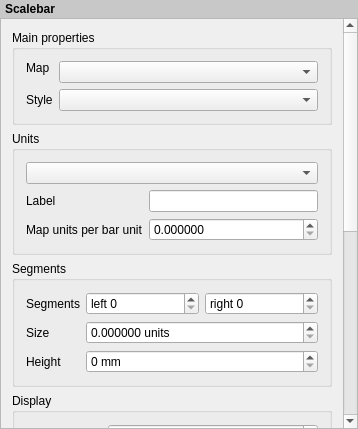
This is src/ui/qgscomposerscalebarwidgetbase.ui in carsmie/QGIS as Qt 5 draws it before an edit. The edited form follows.
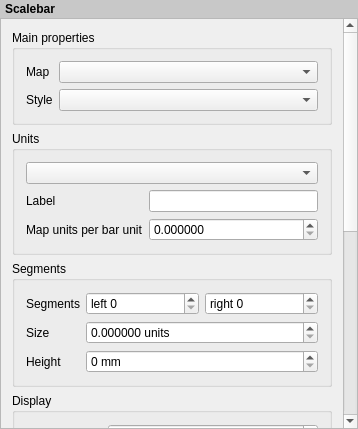
This is the edited form. Custom widgets are drawn as their Qt base class.

Commit message: [composer] Item widget layout tweaks for windows

Patch:
```diff
--- a/src/ui/qgscomposerscalebarwidgetbase.ui
+++ b/src/ui/qgscomposerscalebarwidgetbase.ui
@@ -51,9 +51,9 @@
       <property name="geometry">
        <rect>
         <x>0</x>
-        <y>-461</y>
-        <width>340</width>
-        <height>867</height>
+        <y>-124</y>
+        <width>369</width>
+        <height>817</height>
        </rect>
       </property>
       <layout class="QVBoxLayout" name="mainLayout">
@@ -68,13 +68,7 @@
          <property name="collapsed" stdset="0">
           <bool>false</bool>
          </property>
-         <layout class="QFormLayout" name="formLayout">
-          <property name="fieldGrowthPolicy">
-           <enum>QFormLayout::AllNonFixedFieldsGrow</enum>
-          </property>
-          <property name="labelAlignment">
-           <set>Qt::AlignLeading|Qt::AlignLeft|Qt::AlignVCenter</set>
-          </property>
+         <layout class="QGridLayout" name="gridLayout" columnstretch="0,1">
           <item row="0" column="0">
            <widget class="QLabel" name="mMapLabel">
             <property name="sizePolicy">
```
Left out of the diff: 104 changed lines with no effect on the pictures. Lines whose indentation alone changed are shown as unchanged. The commit also changes 9 other files.
